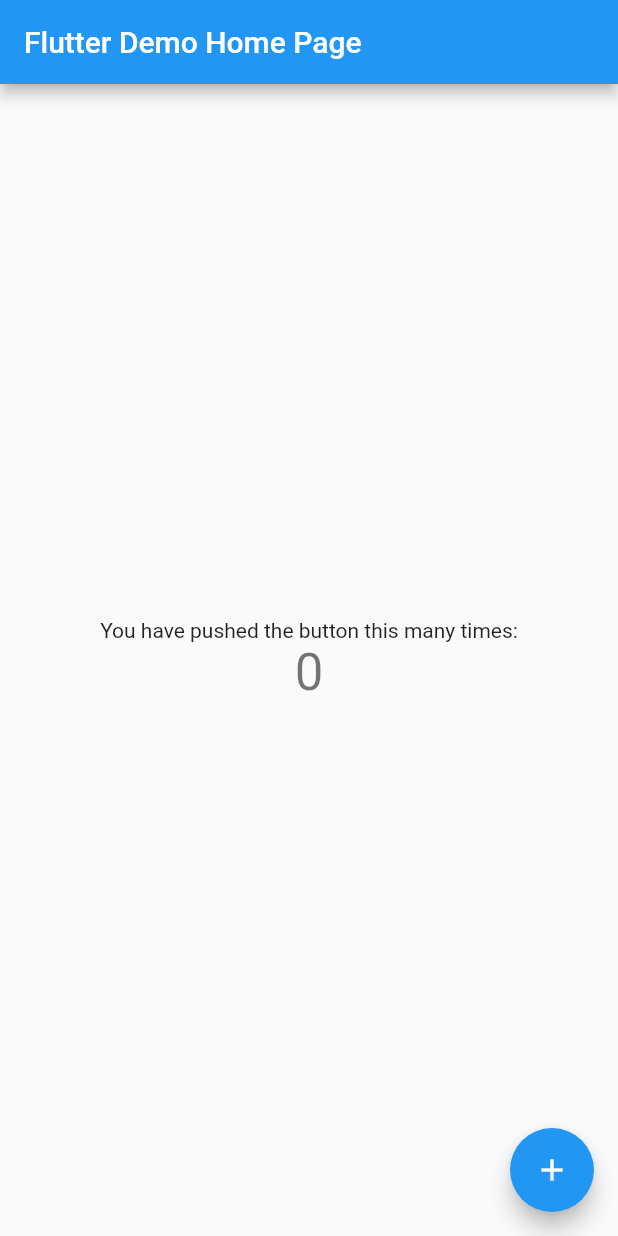
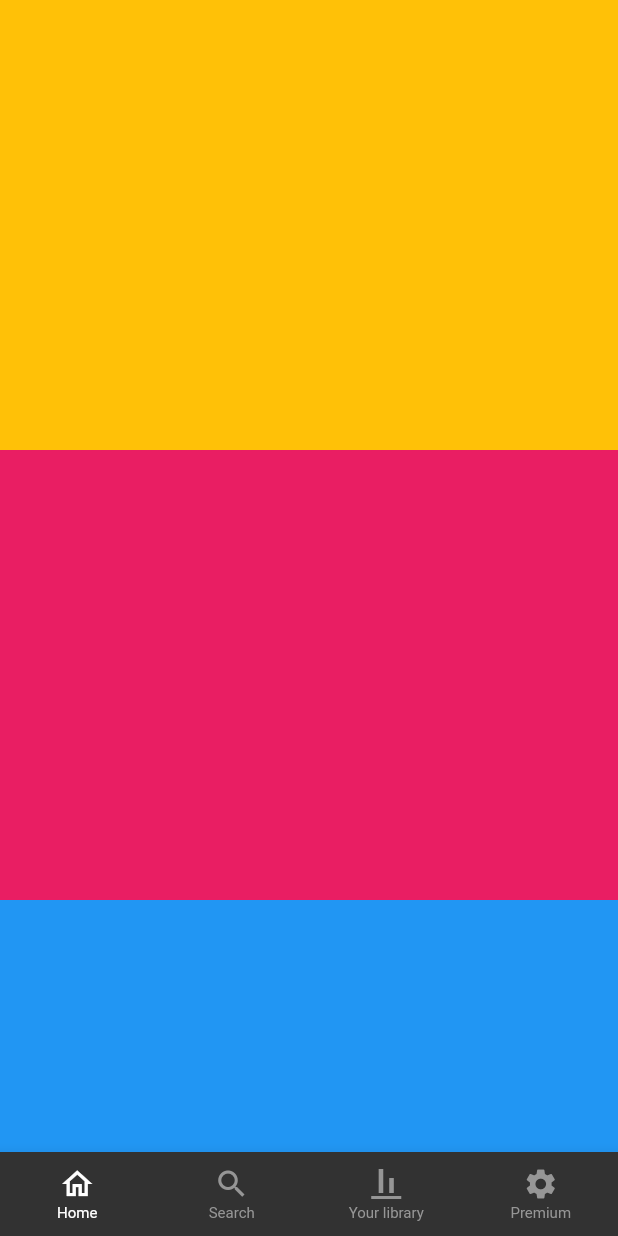
Before and after one commit to HarryJackson1996/Flutter_UI, a Flutter app: the screen it shows after launch, on a phone screen of 412 x 824 dp. Run offline on Flutter 3.47's test engine with Material 2 defaults, Android fonts, the phone set to English and light mode, and no system bars.

Commit message:
Basic bottom bar implemented

```diff
--- a/examples/flutter_spotify_ui/lib/main.dart
+++ b/examples/flutter_spotify_ui/lib/main.dart
@@ -1,113 +1,75 @@
 import 'package:flutter/material.dart';
+import 'package:flutter_spotify_ui/providers/navigation_provider.dart';
+import 'package:flutter_spotify_ui/ui/screens/home/home_screen.dart';
+import 'package:provider/provider.dart';
 
 void main() {
-  runApp(MyApp());
+  runApp(
+    MultiProvider(
+      providers: [
+        ChangeNotifierProvider<NavigationProvider>(
+          create: (context) => NavigationProvider(),
+        ),
+      ],
+      child: MyApp(),
+    ),
+  );
 }
 
 class MyApp extends StatelessWidget {
-  // This widget is the root of your application.
   @override
   Widget build(BuildContext context) {
     return MaterialApp(
-      title: 'Flutter Demo',
-      theme: ThemeData(
-        // This is the theme of your application.
-        //
-        // Try running your application with "flutter run". You'll see the
-        // application has a blue toolbar. Then, without quitting the app, try
-        // changing the primarySwatch below to Colors.green and then invoke
-        // "hot reload" (press "r" in the console where you ran "flutter run",
-        // or simply save your changes to "hot reload" in a Flutter IDE).
-        // Notice that the counter didn't reset back to zero; the application
-        // is not restarted.
-        primarySwatch: Colors.blue,
+      debugShowCheckedModeBanner: false,
+      title: 'Material App',
+      home: Scaffold(
+        bottomNavigationBar: BottomNavigationBar(
+          showSelectedLabels: true,
+          showUnselectedLabels: true,
+          selectedFontSize: 10.0,
+          unselectedFontSize: 10.0,
+          type: BottomNavigationBarType.fixed,
+          selectedItemColor: Colors.white,
+          unselectedItemColor: Color.fromRGBO(150, 150, 150, 1),
+          backgroundColor: Color.fromRGBO(50, 50, 50, 1),
+          onTap: (int index) {
+            context.read<NavigationProvider>().setTab(index);
+          },
+          currentIndex: context.watch<NavigationProvider>().currentIndex,
+          items: [
+            BottomNavigationBarItem(
+              icon: Padding(
+                padding: const EdgeInsets.only(bottom: 2.0),
+                child: Icon(Icons.home_outlined),
+              ),
+              label: 'Home',
+              backgroundColor: Colors.black,
+            ),
+            BottomNavigationBarItem(
+              icon: Padding(
+                padding: const EdgeInsets.only(bottom: 2.0),
+                child: Icon(Icons.search),
+              ),
+              label: 'Search',
+            ),
+            BottomNavigationBarItem(
+              icon: Padding(
+                padding: const EdgeInsets.only(bottom: 2.0),
+                child: Icon(Icons.align_vertical_bottom_outlined),
+              ),
+              label: 'Your library',
+            ),
+            BottomNavigationBarItem(
+              icon: Padding(
+                padding: const EdgeInsets.only(bottom: 2.0),
+                child: Icon(Icons.settings),
+              ),
+              label: 'Premium',
+            ),
+          ],
+        ),
+        body: context.read<NavigationProvider>().currentIndex == 0 ? HomeScreen() : Container(),
       ),
-      home: MyHomePage(title: 'Flutter Demo Home Page'),
     );
   }
 }
-
-class MyHomePage extends StatefulWidget {
-  MyHomePage({Key? key, required this.title}) : super(key: key);
-
-  // This widget is the home page of your application. It is stateful, meaning
-  // that it has a State object (defined below) that contains fields that affect
-  // how it looks.
-
-  // This class is the configuration for the state. It holds the values (in this
-  // case the title) provided by the parent (in this case the App widget) and
-  // used by the build method of the State. Fields in a Widget subclass are
-  // always marked "final".
-
-  final String title;
-
-  @override
-  _MyHomePageState createState() => _MyHomePageState();
-}
-
-class _MyHomePageState extends State<MyHomePage> {
-  int _counter = 0;
-
-  void _incrementCounter() {
-    setState(() {
-      // This call to setState tells the Flutter framework that something has
-      // changed in this State, which causes it to rerun the build method below
-      // so that the display can reflect the updated values. If we changed
-      // _counter without calling setState(), then the build method would not be
-      // called again, and so nothing would appear to happen.
-      _counter++;
-    });
-  }
-
-  @override
-  Widget build(BuildContext context) {
-    // This method is rerun every time setState is called, for instance as done
-    // by the _incrementCounter method above.
-    //
-    // The Flutter framework has been optimized to make rerunning build methods
-    // fast, so that you can just rebuild anything that needs updating rather
-    // than having to individually change instances of widgets.
-    return Scaffold(
-      appBar: AppBar(
-        // Here we take the value from the MyHomePage object that was created by
-        // the App.build method, and use it to set our appbar title.
-        title: Text(widget.title),
-      ),
-      body: Center(
-        // Center is a layout widget. It takes a single child and positions it
-        // in the middle of the parent.
-        child: Column(
-          // Column is also a layout widget. It takes a list of children and
-          // arranges them vertically. By default, it sizes itself to fit its
-          // children horizontally, and tries to be as tall as its parent.
-          //
-          // Invoke "debug painting" (press "p" in the console, choose the
-          // "Toggle Debug Paint" action from the Flutter Inspector in Android
-          // Studio, or the "Toggle Debug Paint" command in Visual Studio Code)
-          // to see the wireframe for each widget.
-          //
-          // Column has various properties to control how it sizes itself and
-          // how it positions its children. Here we use mainAxisAlignment to
-          // center the children vertically; the main axis here is the vertical
-          // axis because Columns are vertical (the cross axis would be
-          // horizontal).
-          mainAxisAlignment: MainAxisAlignment.center,
-          children: <Widget>[
-            Text(
-              'You have pushed the button this many times:',
-            ),
-            Text(
-              '$_counter',
-              style: Theme.of(context).textTheme.headline4,
-            ),
-          ],
-        ),
-      ),
-      floatingActionButton: FloatingActionButton(
-        onPressed: _incrementCounter,
-        tooltip: 'Increment',
-        child: Icon(Icons.add),
-      ), // This trailing comma makes auto-formatting nicer for build methods.
-    );
-  }
-}
--- /dev/null
+++ b/examples/flutter_spotify_ui/lib/models/tab.dart
@@ -0,0 +1 @@
+enum AppTab { home, bookmarks }
--- /dev/null
+++ b/examples/flutter_spotify_ui/lib/providers/navigation_provider.dart
@@ -0,0 +1,12 @@
+import 'package:flutter/cupertino.dart';
+
+class NavigationProvider extends ChangeNotifier {
+  int _currentIndex = 0;
+
+  int get currentIndex => _currentIndex;
+
+  void setTab(int index) {
+    _currentIndex = index;
+    notifyListeners();
+  }
+}
--- /dev/null
+++ b/examples/flutter_spotify_ui/lib/ui/screens/home/home_screen.dart
@@ -0,0 +1,64 @@
+import 'package:flutter/material.dart';
+
+class HomeScreen extends StatelessWidget {
+  const HomeScreen({Key? key}) : super(key: key);
+
+  @override
+  Widget build(BuildContext context) {
+    return SafeArea(
+      child: Container(
+        color: Colors.red,
+        child: ListView(
+          children: [
+            Container(
+              height: 300,
+              width: double.infinity,
+              color: Colors.amber,
+            ),
+            Container(
+              height: 300,
+              width: double.infinity,
+              color: Colors.pink,
+            ),
+            Container(
+              height: 300,
+              width: double.infinity,
+              color: Colors.blue,
+            ),
+          ],
+        ),
+      ),
+      // child: Column(
+      //   children: [
+      //     Container(
+      //       height: MediaQuery.of(context).size.height,
+      //       decoration: BoxDecoration(
+      //         gradient: LinearGradient(
+      //           colors: [
+      //             Colors.black,
+      //             Color.fromRGBO(200, 200, 200, 1),
+      //           ],
+      //           begin: Alignment.topLeft,
+      //           end: Alignment.bottomCenter,
+      //         ),
+      //       ),
+      //       padding: EdgeInsets.all(8.0),
+      //       child: Row(
+      //         mainAxisAlignment: MainAxisAlignment.spaceBetween,
+      //         children: [
+      //           Expanded(
+      //             child: Text('Recently played'),
+      //           ),
+      //           Icon(Icons.ac_unit),
+      //           const SizedBox(
+      //             width: 10,
+      //           ),
+      //           Icon(Icons.ac_unit),
+      //         ],
+      //       ),
+      //     ),
+      //   ],
+      // ),
+    );
+  }
+}
--- /dev/null
+++ b/examples/flutter_spotify_ui/lib/ui/screens/home/widgets/music_category.dart
@@ -0,0 +1,12 @@
+import 'package:flutter/material.dart';
+
+class MusicCategory extends StatelessWidget {
+  final List list;
+
+  const MusicCategory(this.list);
+
+  @override
+  Widget build(BuildContext context) {
+    return Container();
+  }
+}
--- a/examples/flutter_spotify_ui/pubspec.yaml
+++ b/examples/flutter_spotify_ui/pubspec.yaml
@@ -23,6 +23,8 @@
 dependencies:
   flutter:
     sdk: flutter
+  provider: ^5.0.0
+
 
 
   # The following adds the Cupertino Icons font to your application.
```
